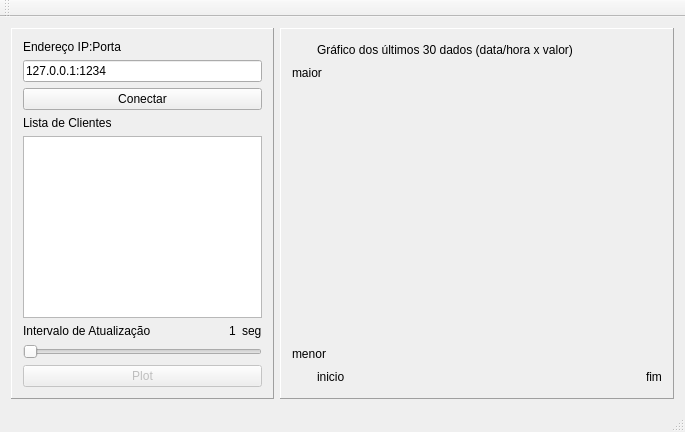
First picture: the form in QTDataPlotter/mainwindow.ui, repository DenisMedeiros/DCA0201QTProject, before the edit.
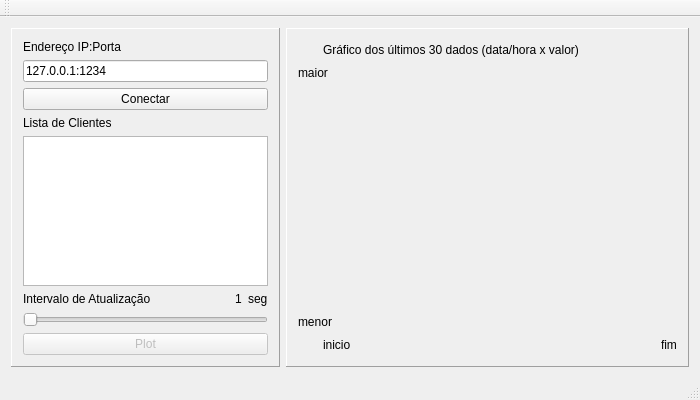
Second picture: the form after the edit. Icons and pictures are not drawn. Custom widgets are drawn as their Qt base class.

Commit message: Fixando as dimensões das janelas.

Patch:
```diff
--- a/QTDataPlotter/mainwindow.ui
+++ b/QTDataPlotter/mainwindow.ui
@@ -6,8 +6,8 @@
    <rect>
     <x>0</x>
     <y>0</y>
-    <width>685</width>
-    <height>432</height>
+    <width>700</width>
+    <height>400</height>
    </rect>
   </property>
   <property name="sizePolicy">
@@ -18,8 +18,8 @@
   </property>
   <property name="minimumSize">
    <size>
-    <width>685</width>
-    <height>350</height>
+    <width>700</width>
+    <height>400</height>
    </size>
   </property>
   <property name="windowTitle">
```
Left out of the diff: 4 changed lines with no effect on the pictures. The commit also changes 1 other file.
